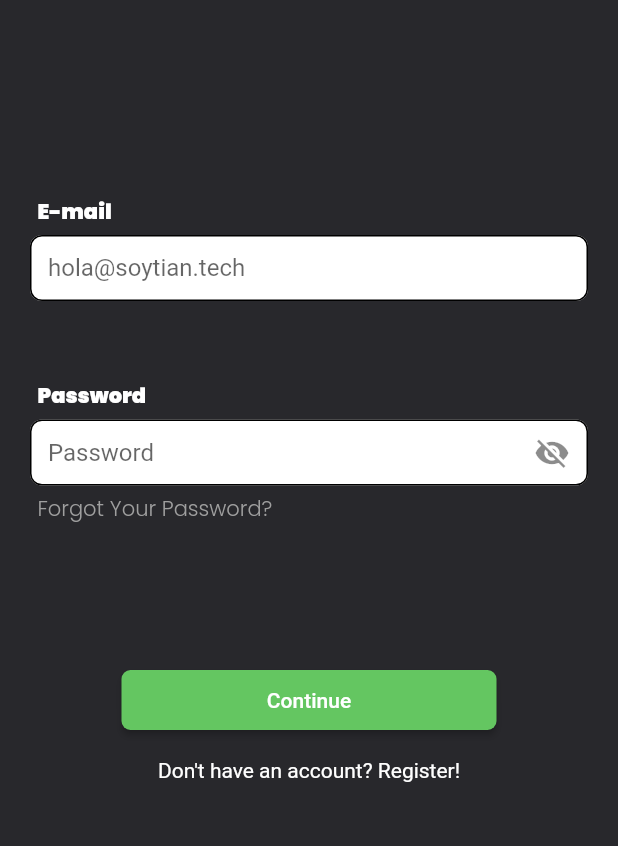
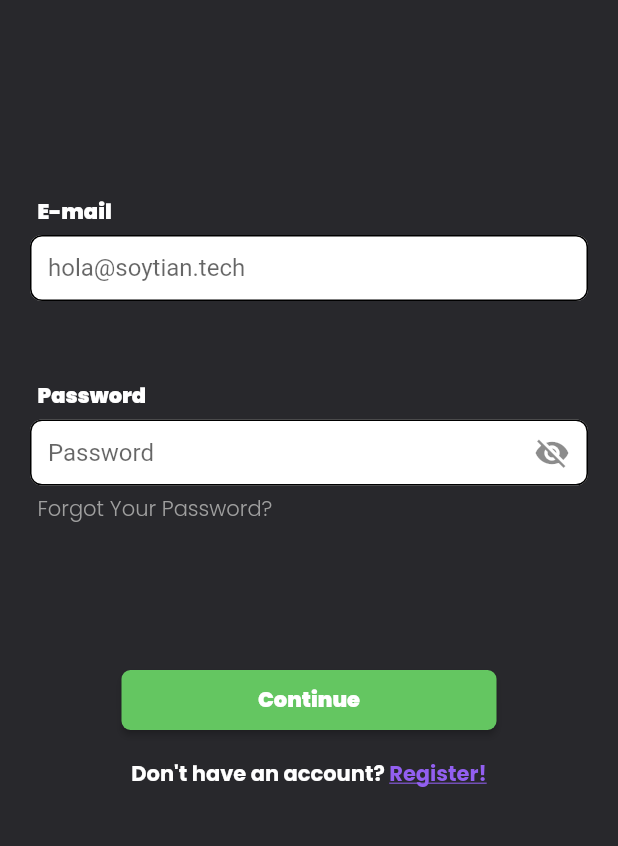
Before and after one commit to Dan-Nobre/Movie_NDS, a Flutter app: the screen it shows after launch, on a phone screen of 412 x 824 dp, the part 62-908 px from its top. Run offline on Flutter 3.47's test engine with Material 2 defaults, Android fonts, the light colour scheme and no system bars.

Commit message:
Finishing the login and registration screen

```diff
--- a/lib/app/loginscreen.dart
+++ b/lib/app/loginscreen.dart
@@ -1,6 +1,9 @@
 import "dart:math";
 
 import "package:flutter/material.dart";
+import "package:movie_nds/app/forgotScreen.dart";
+import "package:movie_nds/app/principalScreen.dart";
+import "package:movie_nds/app/registerScreen.dart";
 
 class LoginScreen extends StatefulWidget {
   const LoginScreen({super.key});
@@ -11,6 +14,11 @@ class LoginScreen extends StatefulWidget {
 
 class _LoginScreenState extends State<LoginScreen> {
   bool _showPassword = false;
+
+  void _navigateToPrincipalScreen(BuildContext context) {
+    Navigator.of(context)
+        .push(MaterialPageRoute(builder: (context) => PrincipalScreen()));
+  }
 
   @override
   Widget build(BuildContext context) {
@@ -49,7 +57,6 @@ class _LoginScreenState extends State<LoginScreen> {
               Row(
                 children: const [
                   Padding(padding: EdgeInsets.only(left: 5)),
-
                   Text(
                     "E-mail",
                     style: TextStyle(
@@ -81,7 +88,6 @@ class _LoginScreenState extends State<LoginScreen> {
               Row(
                 children: const [
                   Padding(padding: EdgeInsets.only(left: 5)),
-
                   Text(
                     "Password",
                     style: TextStyle(
@@ -122,19 +128,27 @@ class _LoginScreenState extends State<LoginScreen> {
               ),
 
               const Padding(padding: EdgeInsets.only(bottom: 5)),
-
-
               Row(
                 children: [
                   const Padding(padding: EdgeInsets.only(left: 5)),
-                  const Text(
+                  GestureDetector(
+                    // ignore: prefer_const_constructors
+                    child: Text(
                       "Forgot Your Password?",
+                      // ignore: prefer_const_constructors
                       style: TextStyle(
-                    color: Color(0xff9F9F9F), fontFamily: "Poppins"),
+                          color: const Color(0xff9F9F9F),
+                          fontFamily: "Poppins",
+                          fontWeight: FontWeight.w300),
                     ),
+                    onTap: () {
+                      Navigator.of(context).pushReplacement(MaterialPageRoute(
+                          builder: (BuildContext context) =>
+                              const ForgotScreen()));
+                    },
+                  )
                 ],
               ),
-
 
               const Padding(padding: EdgeInsets.only(bottom: 97)),
 
@@ -146,19 +160,55 @@ class _LoginScreenState extends State<LoginScreen> {
                       backgroundColor: const Color.fromRGBO(100, 198, 97, 1),
                       shape: RoundedRectangleBorder(
                           borderRadius: BorderRadius.circular(6))),
-                  onPressed: () {},
-                  child: const Text("Continue"),
+                  onPressed: () {
+                    _navigateToPrincipalScreen(context);
+                  },
+                  child: const Text(
+                    "Continue",
+                    style: TextStyle(
+                        fontFamily: 'Poppins', fontWeight: FontWeight.w900),
+                  ),
                 ),
               ),
 
               const Padding(padding: EdgeInsets.only(bottom: 19)),
 
-              const Align(
-                alignment: Alignment.center,
+              // ignore: prefer_const_constructors
+              Row(
+                mainAxisAlignment: MainAxisAlignment.center,
+
+                // ignore: prefer_const_literals_to_create_immutables
+                children: [
+                  // ignore: prefer_const_constructors
+                  Text(
+                    "Don't have an account?",
+                    // ignore: prefer_const_constructors
+                    style: TextStyle(
+                        fontFamily: 'Poppins',
+                        fontWeight: FontWeight.bold,
+                        color: Colors.white),
+                  ),
+
+                  const Padding(padding: EdgeInsets.only(right: 3)),
+
+                  // ignore: prefer_const_constructors
+                  GestureDetector(
                     child: Text(
-                  "Don't have an account? Register!",
-                  style: TextStyle(color: Colors.white),
+                      "Register!",
+                      // ignore: prefer_const_constructors
+                      style: TextStyle(
+                          fontFamily: 'Poppins',
+                          fontWeight: FontWeight.bold,
+                          decoration: TextDecoration.underline,
+                          color: Color(0xff925FF0)),
                     ),
+                    onTap: () {
+                      Navigator.of(context).pushReplacement(MaterialPageRoute(
+                          builder: (BuildContext context) =>
+                              const RegisterScreen()));
+                    },
+                  )
+                ],
               )
             ],
           ),
```
Also changed, not shown: lib/app/forgotScreen.dart (added, +17 -0 lines), lib/app/principalScreen.dart (added, +19 -0 lines), lib/app/registerScreen.dart (added, +230 -0 lines). Lines whose indentation alone changed are shown as unchanged.
